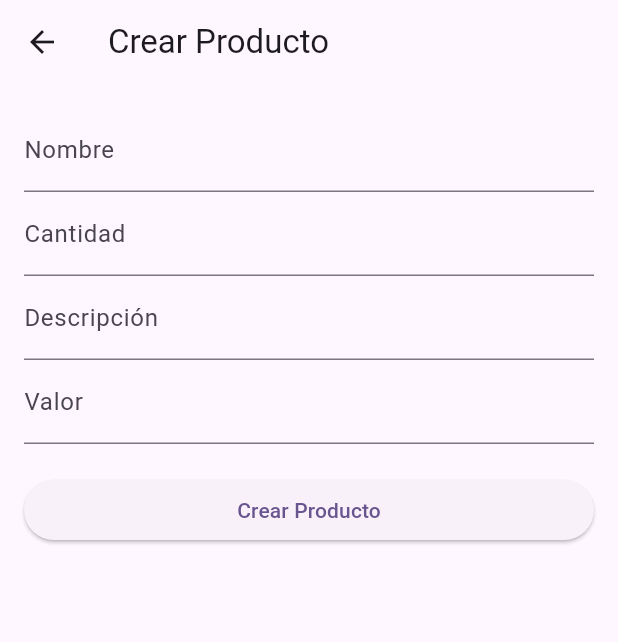
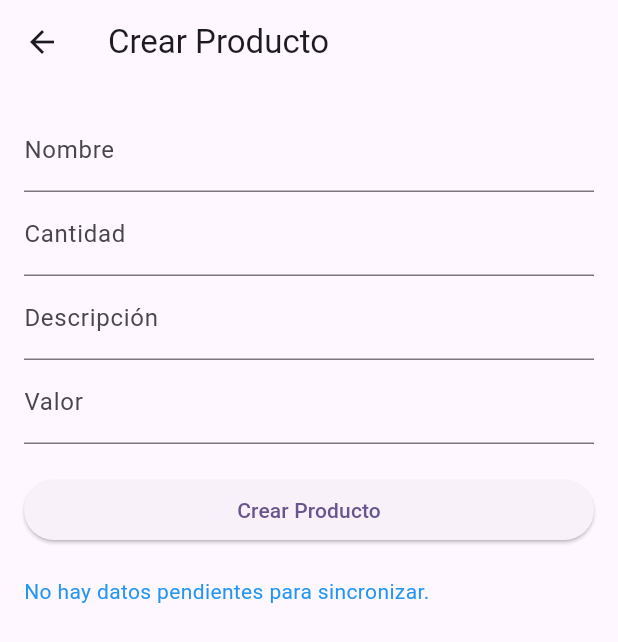
Before and after one commit to juankxxD/demo-firebase, a Flutter app: the ViewProductsScreen screen opened directly, after a tap on the "add" icon, on a phone screen of 412 x 824 dp. Shown: the top 642 px of the screen. Run offline on Flutter 3.47's test engine with Material 3 defaults, Android fonts, the phone set to English and light mode, and no system bars; our stand-ins replace cloud_firestore, connectivity, firebase_auth, firebase_core, geolocator; accounts and stored records are empty.

Commit message:
Add location

```diff
--- a/lib/create_product_screen.dart
+++ b/lib/create_product_screen.dart
@@ -1,7 +1,13 @@
 import 'package:flutter/material.dart';
 import 'package:cloud_firestore/cloud_firestore.dart';
+import 'package:connectivity/connectivity.dart';
 
-class CreateProductScreen extends StatelessWidget {
+class CreateProductScreen extends StatefulWidget {
+  @override
+  State<CreateProductScreen> createState() => _CreateProductScreenState();
+}
+
+class _CreateProductScreenState extends State<CreateProductScreen> {
   final TextEditingController _nameController = TextEditingController();
   final TextEditingController _quantityController = TextEditingController();
   final TextEditingController _descriptionController = TextEditingController();
@@ -9,7 +15,44 @@ class CreateProductScreen extends StatelessWidget {
   final CollectionReference _productsCollection =
       FirebaseFirestore.instance.collection('productos');
 
-  Future<void> _addProduct() async {
+  String _syncMessage = ''; // Mensaje de estado de sincronización
+
+  @override
+  void initState() {
+    super.initState();
+    _initConnectivity();
+  }
+
+  void _initConnectivity() async {
+    ConnectivityResult result = await Connectivity().checkConnectivity();
+    if (result == ConnectivityResult.none) {
+      setState(() {
+        _syncMessage = 'Conexión perdida.';
+      });
+    } else {
+      setState(() {
+        _syncMessage = 'Conexión establecida.';
+      });
+      _syncData(); // Iniciar sincronización
+    }
+
+    Connectivity()
+        .onConnectivityChanged
+        .listen((ConnectivityResult connResult) {
+      if (connResult != ConnectivityResult.none) {
+        setState(() {
+          _syncMessage = 'Conexión restablecida. Sincronizando cambios...';
+        });
+        _syncData(); // Iniciar sincronización al restablecerse la conexión
+      } else {
+        setState(() {
+          _syncMessage = 'Conexión perdida.';
+        });
+      }
+    });
+  }
+
+  Future<void> _addProduct(BuildContext context) async {
     try {
       await _productsCollection.add({
         'name': _nameController.text.trim(),
@@ -17,9 +60,41 @@ class CreateProductScreen extends StatelessWidget {
         'description': _descriptionController.text.trim(),
         'value': double.parse(_valueController.text.trim()),
       });
-      // Producto agregado exitosamente
+      setState(() {
+        _syncMessage =
+            'Producto agregado localmente. Esperando conexión para subir.';
+      });
     } catch (e) {
-      // Manejar errores al agregar producto
+      setState(() {
+        _syncMessage =
+            'Error al agregar producto. Esperando conexión para intentar nuevamente.';
+      });
+    }
+  }
+
+  void _syncData() async {
+    QuerySnapshot pendingSnapshot = await _productsCollection.get();
+    if (pendingSnapshot.docs.isNotEmpty) {
+      for (var doc in pendingSnapshot.docs) {
+        try {
+          await _productsCollection.doc(doc.id).set(doc.data());
+        } catch (e) {
+          setState(() {
+            _syncMessage =
+                'Error al sincronizar datos. Intente nuevamente más tarde.';
+          });
+          return; // Salir del método si hay un error
+        }
+      }
+      setState(() {
+        _syncMessage = 'Datos sincronizados correctamente.';
+      });
+    } else {
+      if (_syncMessage == 'Conexión restablecida. Sincronizando cambios...') {
+        setState(() {
+          _syncMessage = 'No hay datos pendientes para sincronizar.';
+        });
+      }
     }
   }
 
@@ -52,8 +127,13 @@ class CreateProductScreen extends StatelessWidget {
             ),
             SizedBox(height: 20),
             ElevatedButton(
-              onPressed: _addProduct,
+              onPressed: () => _addProduct(context),
               child: Text('Crear Producto'),
+            ),
+            SizedBox(height: 20),
+            Text(
+              _syncMessage,
+              style: TextStyle(color: Colors.blue),
             ),
           ],
         ),
--- a/lib/login_screen.dart
+++ b/lib/login_screen.dart
@@ -1,4 +1,3 @@
-import 'package:demo_firebase/create_product_screen.dart';
 import 'package:demo_firebase/view_products_screen.dart';
 import 'package:flutter/material.dart';
 import 'package:firebase_auth/firebase_auth.dart';
--- a/lib/main.dart
+++ b/lib/main.dart
@@ -2,12 +2,14 @@ import 'package:firebase_core/firebase_core.dart';
 import 'package:demo_firebase/login_screen.dart';
 import 'firebase_options.dart';
 import 'package:flutter/material.dart';
+import 'package:cloud_firestore/cloud_firestore.dart';
 
 void main() async {
   WidgetsFlutterBinding.ensureInitialized();
   await Firebase.initializeApp(
     options: DefaultFirebaseOptions.currentPlatform,
   );
+  FirebaseFirestore.instance.settings = Settings(persistenceEnabled: true);
   runApp(MyApp());
 }
 
--- a/lib/view_products_screen.dart
+++ b/lib/view_products_screen.dart
@@ -1,6 +1,7 @@
 import 'package:demo_firebase/create_product_screen.dart';
 import 'package:flutter/material.dart';
 import 'package:cloud_firestore/cloud_firestore.dart';
+import 'package:geolocator/geolocator.dart';
 
 class ViewProductsScreen extends StatelessWidget {
   final CollectionReference _productsCollection =
@@ -37,7 +38,17 @@ class ViewProductsScreen extends StatelessWidget {
           );
         },
       ),
-      floatingActionButton: FloatingActionButton(
+      floatingActionButton: Column(
+        mainAxisAlignment: MainAxisAlignment.end,
+        children: [
+          FloatingActionButton(
+            onPressed: () {
+              _getLocation(context);
+            },
+            child: Icon(Icons.location_on),
+          ),
+          SizedBox(height: 16),
+          FloatingActionButton(
             onPressed: () {
               Navigator.push(
                 context,
@@ -46,6 +57,28 @@ class ViewProductsScreen extends StatelessWidget {
             },
             child: Icon(Icons.add),
           ),
+        ],
+      ),
+    );
+  }
+
+  void _getLocation(BuildContext context) async {
+    try {
+      Position position = await Geolocator.getCurrentPosition(
+          desiredAccuracy: LocationAccuracy.high);
+      ScaffoldMessenger.of(context).showSnackBar(
+        SnackBar(
+          content: Text(
+              'Ubicación obtenida: ${position.latitude}, ${position.longitude}'),
+        ),
+      );
+    } catch (e) {
+      print('Error al obtener la ubicación: $e');
+      ScaffoldMessenger.of(context).showSnackBar(
+        SnackBar(
+          content: Text('Error al obtener la ubicación'),
+        ),
       );
     }
   }
+}
```
Also changed, not shown: pubspec.yaml (+5 -3 lines), pubspec.lock, 6 other files. Lines whose indentation alone changed are shown as unchanged.
